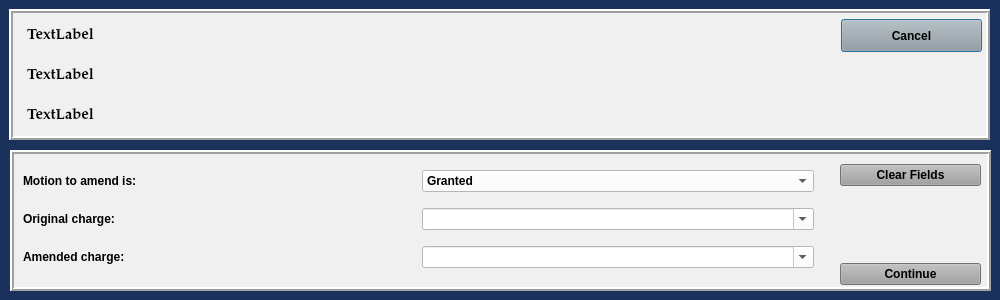
Before: the Qt Designer form resources/ui/AmendOffenseDialog.ui in HunterProgram22/MuniEntry, drawn with Qt 5.
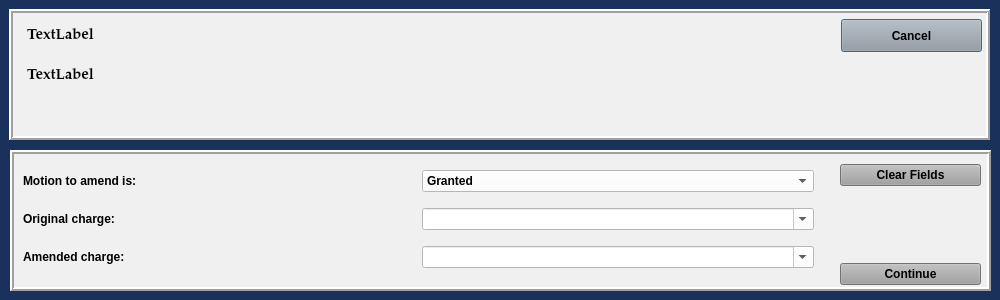
After: the same form once the commit is applied.

Commit message: Removed attorney name from amend offense dialog.

Diff of the .ui file:
```diff
--- a/resources/ui/AmendOffenseDialog.ui
+++ b/resources/ui/AmendOffenseDialog.ui
@@ -119,28 +119,6 @@
      <string>TextLabel</string>
     </property>
    </widget>
-   <widget class="QLabel" name="defendant_attorney_name_label">
-    <property name="geometry">
-     <rect>
-      <x>18</x>
-      <y>93</y>
-      <width>821</width>
-      <height>27</height>
-     </rect>
-    </property>
-    <property name="font">
-     <font>
-      <family>Palatino Linotype</family>
-      <pointsize>11</pointsize>
-      <weight>75</weight>
-      <italic>false</italic>
-      <bold>true</bold>
-     </font>
-    </property>
-    <property name="text">
-     <string>TextLabel</string>
-    </property>
-   </widget>
    <widget class="QPushButton" name="cancel_Button">
     <property name="geometry">
      <rect>
```
Left out of the diff: 2 changed lines with no effect on the pictures. The commit also changes 2 other files.
